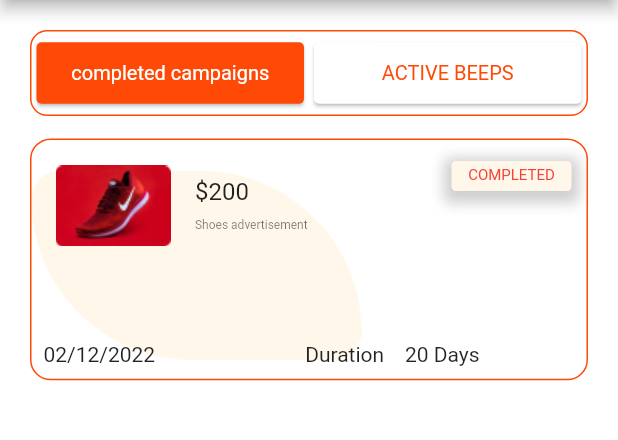
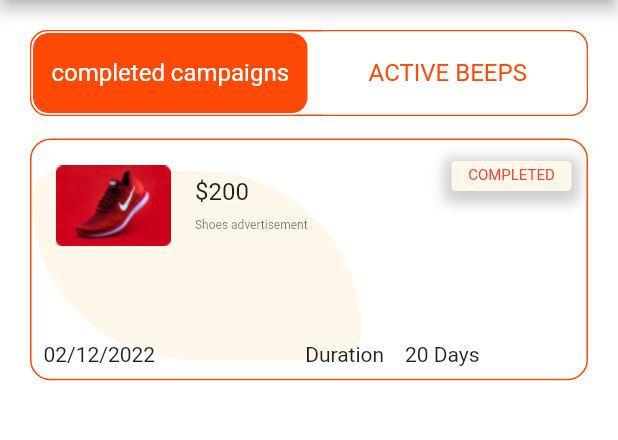
Before and after one commit to TalhaShakel/BeepMe, a Flutter app: the ManageBeepScreen screen opened directly, on a phone screen of 412 x 824 dp, the part 84-524 px from its top. Run offline on Flutter 3.47's test engine with Material 2 defaults, Android fonts, the phone set to English and light mode, and no system bars; our stand-ins replace dropdown_button2, flutter_screenutil, get, introduction_screen, velocity_x.

Commit message:
Design 99%  percent completed

```diff
--- a/lib/main.dart
+++ b/lib/main.dart
@@ -47,7 +47,7 @@ class MyApp extends StatelessWidget {
             //home: const SplashScreen(),
             initialRoute: "/",
             routes: {
-              '/': (context) => const HomeScreen  (),
+              '/': (context) => const SplashScreen(),
               Routes.onBoardingScreen: (context) => const OnBoardingScreen(),
               Routes.loginWithScreen: (context) => const LoginWithScreen(),
               Routes.facebookLoginScreen: (context) =>
--- a/lib/screens/ActiveBeep/ManageBeepScreen.dart
+++ b/lib/screens/ActiveBeep/ManageBeepScreen.dart
@@ -43,25 +43,30 @@ class ManageBeepScreen extends StatelessWidget {
                 decoration: BoxDecoration(
                     border: Border.all(color: ColorConstants.primaryDarkColor),
                     borderRadius: BorderRadius.circular(10.r)),
-                child: FittedBox(
                 child: Row(
                   mainAxisAlignment: MainAxisAlignment.center,
                   children: [
                     GestureDetector(
                       onTap: () {
-                          controller.isActiveOffers(true);
+                        controller.isActiveBeeps(true);
                       },
                       child: Container(
+                        // height: 48.h,
+                        // width: 194.w,
+
                         height: 48.h,
-                          width: 194.w,
-                          child: Card(
-                            color: controller.isActive_Offers
+                        width: Get.width / 2 - 21,
+                        decoration: BoxDecoration(
+                          border: Border.all(color: Colors.white),
+                          borderRadius: BorderRadius.circular(10.r),
+                          color: controller.isActive_Beeps
                               ? ColorConstants.primaryDarkColor
                               : Vx.white,
+                        ),
                         child: Center(
                           child: "completed campaigns"
                               .text
-                                  .color(controller.isActive_Offers
+                              .color(controller.isActive_Beeps
                                   ? Vx.white
                                   : ColorConstants.primaryDarkColor)
                               .size(14.sp)
@@ -69,36 +74,38 @@ class ManageBeepScreen extends StatelessWidget {
                         ),
                       ),
                     ),
-                      ),
                     GestureDetector(
                       onTap: () {
-                          controller.isActiveOffers(false);
+                        controller.isActiveBeeps(false);
                       },
                       child: Container(
+                        // height: 48.h,
+                        // width: 194.w,
                         height: 48.h,
-                          width: 194.w,
-                          child: Card(
-                              color: controller.isActive_Offers == false
+                        width: Get.width / 2 - 21,
+                        decoration: BoxDecoration(
+                            color: controller.isActive_Beeps == false
                                 ? ColorConstants.primaryDarkColor
                                 : Vx.white,
+                            border: Border.all(color: Colors.white),
+                            borderRadius: BorderRadius.circular(10.r)),
                         child: Center(
                           child: "ACTIVE BEEPS"
                               .text
                               .center
-                                    .color(controller.isActive_Offers == false
+                              .color(controller.isActive_Beeps == false
                                   ? Vx.white
                                   : ColorConstants.primaryDarkColor)
                               .size(14.sp)
                               .make(),
-                              )),
+                        ),
                       ),
                     ),
                   ],
                 ),
               ),
-              ),
               15.heightBox,
-              controller.isActive_Offers ? completedCompaigns() : viewoffer()
+              controller.isActive_Beeps ? completedCompaigns() : viewoffer()
             ],
           );
         }),
--- a/lib/screens/HomePayment/withdrawScreen.dart
+++ b/lib/screens/HomePayment/withdrawScreen.dart
@@ -67,10 +67,9 @@ class WithDrawScreen extends StatelessWidget {
               ),
             ),
           ),
+          Spacer(),
           ///////////////////////////////
-          Align(
-            alignment: Alignment.bottomCenter,
-            child: Padding(
+          Padding(
             padding: const EdgeInsets.all(20.0),
             child: SizedBox(
               height: 48,
@@ -92,7 +91,6 @@ class WithDrawScreen extends StatelessWidget {
                   ),
                   child: "WITHDRAW".text.white.size(16).make()),
             ),
-            ),
           )
         ]),
       ),
--- a/lib/screens/home/home_screen.dart
+++ b/lib/screens/home/home_screen.dart
@@ -81,9 +81,8 @@ class HomeScreenState extends State<HomeScreen> {
                 ),
                 RoundedButton.roundedImageButton(ImageFiles.homeMsgWhiteIcn,
                     130, 65, 60, 60, ColorConstants.yellowColor, () {
-                  // Navigator.pushNamed(context, Routes.edtProfileScreen);
-                  Get.to(EditProfileScreen());
-                  // Get.to(() => ViewBeep());
+                  // Get.to(EditProfileScreen());
+                  Get.to(() => ViewBeep());
                 }),
                 const SizedBox(
                   height: 16,
--- a/lib/screens/login_with/login_with_screen.dart
+++ b/lib/screens/login_with/login_with_screen.dart
@@ -50,7 +50,7 @@ class LoginWithScreenState extends State<LoginWithScreen> {
             ColorConstants.orangeShadeColor,
           ],
         )),
-        child: SingleChildScrollView(
+        child: FittedBox(
           child: Column(
             crossAxisAlignment: CrossAxisAlignment.center,
             children: [
--- a/lib/screens/prof_screen/edt_profile_screen.dart
+++ b/lib/screens/prof_screen/edt_profile_screen.dart
@@ -37,7 +37,7 @@ class EditProfileScreenState extends State<EditProfileScreen> {
         appBar: AppBar(
           backgroundColor: ColorConstants.primaryDarkColor,
           centerTitle: true,
-          leading: ImageUtils.buildImage(ImageFiles.edtProfBackArrow, 24, 24),
+          // leading: ImageUtils.buildImage(ImageFiles.edtProfBackArrow, 24, 24),
           title: TextUtils.getText(StringConstants.strEditProfile, 18,
               AppConstants.robotoRegularFont, Colors.white),
         ),
--- a/lib/ui_utils/image_files.dart
+++ b/lib/ui_utils/image_files.dart
@@ -1,72 +1,100 @@
-class ImageFiles{
+class ImageFiles {
   static String onBoardingImage1 = "assets/images/onboarding_screen/image1.png";
   static String onBoardingImage2 = "assets/images/onboarding_screen/image2.png";
   static String onBoardingImage3 = "assets/images/onboarding_screen/image3.png";
 
-  static String loginWithSocialImage = "assets/images/login_screen/beep_social_image.png";
+  static String loginWithSocialImage =
+      "assets/images/login_screen/beep_social_image.png";
   static String loginWithBlueOval = "assets/images/login_screen/blue_oval.png";
   static String loginWithFacebook = "assets/images/login_screen/facebook.png";
   static String loginWithGoogle = "assets/images/login_screen/google.png";
-  static String loginWithGreenOval = "assets/images/login_screen/green_oval.png";
+  static String loginWithGreenOval =
+      "assets/images/login_screen/green_oval.png";
 
+  static String facebookLoginImage1 =
+      "assets/images/facebook_login_screen/img1.png";
+  static String facebookLoginImage2 =
+      "assets/images/facebook_login_screen/img2.png";
+  static String facebookLoginImage3 =
+      "assets/images/facebook_login_screen/img3.png";
+  static String facebookLoginImage4 =
+      "assets/images/facebook_login_screen/img4.png";
+  static String facebookLoginImage5 =
+      "assets/images/facebook_login_screen/img5.png";
 
-  static String facebookLoginImage1 = "assets/images/facebook_login_screen/img1.png";
-  static String facebookLoginImage2 = "assets/images/facebook_login_screen/img2.png";
-  static String facebookLoginImage3 = "assets/images/facebook_login_screen/img3.png";
-  static String facebookLoginImage4 = "assets/images/facebook_login_screen/img4.png";
-  static String facebookLoginImage5 = "assets/images/facebook_login_screen/img5.png";
-
-  static String googleLoginImage = "assets/images/google_login_screen/google_icon.png";
+  static String googleLoginImage =
+      "assets/images/google_login_screen/google_icon.png";
 
   static String homeAvatarImage = "assets/images/home_screen/avatar.png";
   static String homeEnvelope = "assets/images/home_screen/envelope.png";
   static String homeGreenAvatar = "assets/images/home_screen/green_avatar.png";
-  static String homeMsgWhiteIcn = "assets/images/home_screen/msg_white_icon.png";
+  static String homeMsgWhiteIcn =
+      "assets/images/home_screen/msg_white_icon.png";
   static String homePurpleRing = "assets/images/home_screen/purple_ring.png";
   static String homeWallet = "assets/images/home_screen/wallet.png";
 
-  static String edtProfBackArrow = "assets/images/edit_profile_screen/back_arrow.png";
-  static String edtProfBlueCircle = "assets/images/edit_profile_screen/blue_circle.png";
+  static String edtProfBackArrow =
+      "assets/images/edit_profile_screen/back_arrow.png";
+  static String edtProfBlueCircle =
+      "assets/images/edit_profile_screen/blue_circle.png";
   static String edtProfCamera = "assets/images/edit_profile_screen/camera.png";
-  static String edtProfCheckedRing = "assets/images/edit_profile_screen/checked_ring.png";
-  static String edtProfInstagram = "assets/images/edit_profile_screen/instagram.png";
-  static String edtProfProfileAvatar = "assets/images/edit_profile_screen/profile_avatar.png";
-  static String edtProfRedCircle = "assets/images/edit_profile_screen/red_circle.png";
+  static String edtProfCheckedRing =
+      "assets/images/edit_profile_screen/checked_ring.png";
+  static String edtProfInstagram =
+      "assets/images/edit_profile_screen/instagram.png";
+  static String edtProfProfileAvatar =
+      "assets/images/edit_profile_screen/profile_avatar.png";
+  static String edtProfRedCircle =
+      "assets/images/edit_profile_screen/red_circle.png";
   static String edtProfTikTok = "assets/images/edit_profile_screen/tiktok.png";
-  static String edtProfUncheckedRing = "assets/images/edit_profile_screen/unchecked_ring.png";
-  static String edtProfWhatsapp = "assets/images/edit_profile_screen/whatsapp.png";
+  static String edtProfUncheckedRing =
+      "assets/images/edit_profile_screen/unchecked_ring.png";
+  static String edtProfWhatsapp =
+      "assets/images/edit_profile_screen/whatsapp.png";
 
   static String beepOfferAddImage = "assets/images/offer_screen/add_image.png";
   static String beepOfferCrossImg = "assets/images/offer_screen/cross.png";
   static String searchMapImg = "assets/images/search_screen/map.png";
 
-  static String srchProfAvatarImg = "assets/images/searched_prof_screen/avatar_icon.png";
-  static String srchProfOvalIcon = "assets/images/searched_prof_screen/oval_yellow_icon.png";
-
+  static String srchProfAvatarImg =
+      "assets/images/searched_prof_screen/avatar_icon.png";
+  static String srchProfOvalIcon =
+      "assets/images/searched_prof_screen/oval_yellow_icon.png";
 
   static String mainProfFbIcn = "assets/images/main_prof_screen/facebook.png";
   static String mainProfAgeIcn = "assets/images/main_prof_screen/age.png";
   static String mainProfArrowIcn = "assets/images/main_prof_screen/arrow.png";
   static String mainProfAvatarIcn = "assets/images/main_prof_screen/avatar.png";
   static String mainProfBoxIcn = "assets/images/main_prof_screen/box.png";
-  static String mainProfGenderIcn = "assets/images/main_prof_screen/gender_icon.png";
+  static String mainProfGenderIcn =
+      "assets/images/main_prof_screen/gender_icon.png";
   static String mainProfHandIcn = "assets/images/main_prof_screen/hand.png";
-  static String mainProfInstagramIcn = "assets/images/main_prof_screen/instagram.png";
-  static String mainProfLocationPinIcn = "assets/images/main_prof_screen/location_pin.png";
-  static String mainProfTikTokIcn = "assets/images/main_prof_screen/tik_tok.png";
-  static String mainProfWhtsappIcn = "assets/images/main_prof_screen/whatsapp.png";
+  static String mainProfInstagramIcn =
+      "assets/images/main_prof_screen/instagram.png";
+  static String mainProfLocationPinIcn =
+      "assets/images/main_prof_screen/location_pin.png";
+  static String mainProfTikTokIcn =
+      "assets/images/main_prof_screen/tik_tok.png";
+  static String mainProfWhtsappIcn =
+      "assets/images/main_prof_screen/whatsapp.png";
   static String mainProfWorldIcn = "assets/images/main_prof_screen/world.png";
 
-  static String pMethSelectionGpay = "assets/images/p_methd_selec_screen/googlePay.png";
-  static String pMethSelectionMaster = "assets/images/p_methd_selec_screen/master.png";
-  static String pMethSelectionPayoneer = "assets/images/p_methd_selec_screen/payoneer.png";
-  static String pMethSelectionPaypal = "assets/images/p_methd_selec_screen/paypal.png";
-  static String pMethSelectionSkrill = "assets/images/p_methd_selec_screen/skrill.png";
-  static String pMethSelectionStripe = "assets/images/p_methd_selec_screen/stripe.png";
+  static String pMethSelectionGpay =
+      "assets/images/p_methd_selec_screen/googlePay.png";
+  static String pMethSelectionMaster =
+      "assets/images/p_methd_selec_screen/master.png";
+  static String pMethSelectionPayoneer =
+      "assets/images/p_methd_selec_screen/payoneer.png";
+  static String pMethSelectionPaypal =
+      "assets/images/p_methd_selec_screen/paypal.png";
+  static String pMethSelectionSkrill =
+      "assets/images/p_methd_selec_screen/skrill.png";
+  static String pMethSelectionStripe =
+      "assets/images/p_methd_selec_screen/stripe.png";
 
-  static String paymentStripeCard = "assets/images/payment_screen/stripe_card.png";
-  static String paymentPaypalCard = "assets/images/payment_screen/paypal_card.png";
-  static String paymentPayoneerCard = "assets/images/payment_screen/payoneer_card.png";
-
-
+  static String paymentStripeCard =
+      "assets/images/payment_screen/stripe_card.png";
+  static String paymentPaypalCard = "assets/Paypal.PNG";
+  static String paymentPayoneerCard =
+      "assets/images/payment_screen/payoneer_card.png";
 }
```
Also changed, not shown: lib/Controllers/MianController.dart (+7 -1 lines), lib/screens/HomePayment/completeBeepScreen.dart (+8 -7 lines), lib/screens/HomePayment/paynoeerPaymentScreen.dart (+28 -3 lines), lib/screens/View_/Viewbeepscreen.dart (+14 -13 lines), lib/screens/media_screen/add_social_media_screen.dart (+5 -3 lines), lib/screens/onboarding/on_boarding_screen.dart (+31 -16 lines), lib/screens/payment_screens/PayPal_Paymentscreen.dart (+6 -3 lines), assets/Paypal.PNG (added), assets/payment-method 1.png (added). Lines whose indentation alone changed are shown as unchanged.
